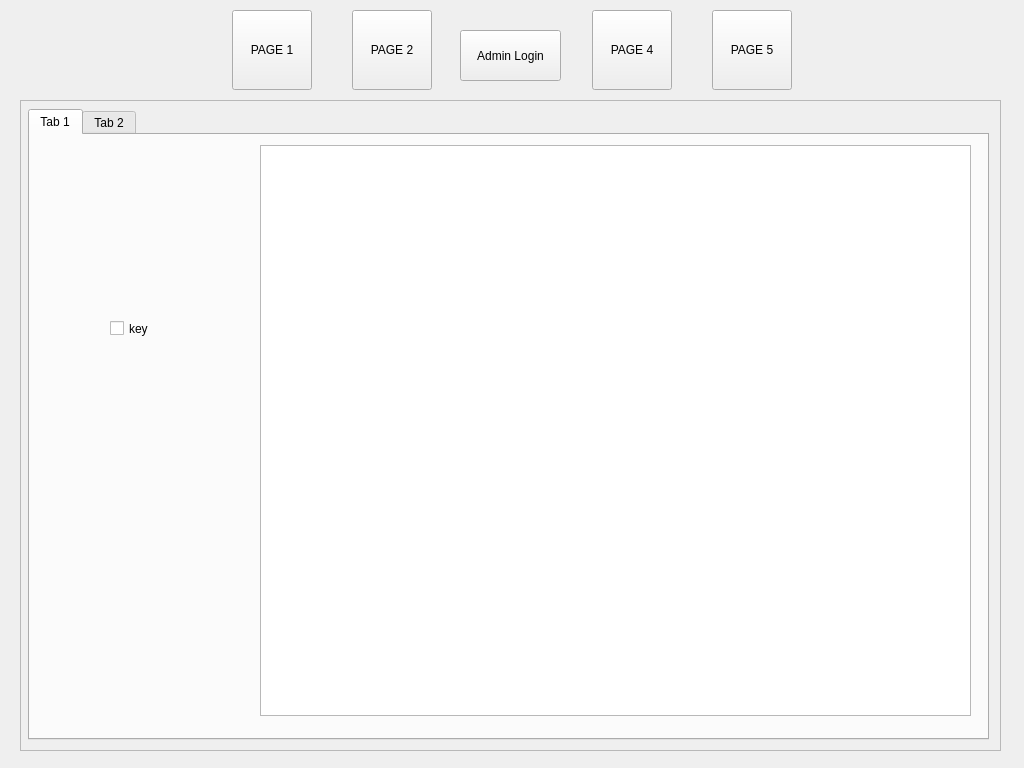
Old version of the form forms/MainWindow.ui in the repository tigerjpg/cybersecurity.
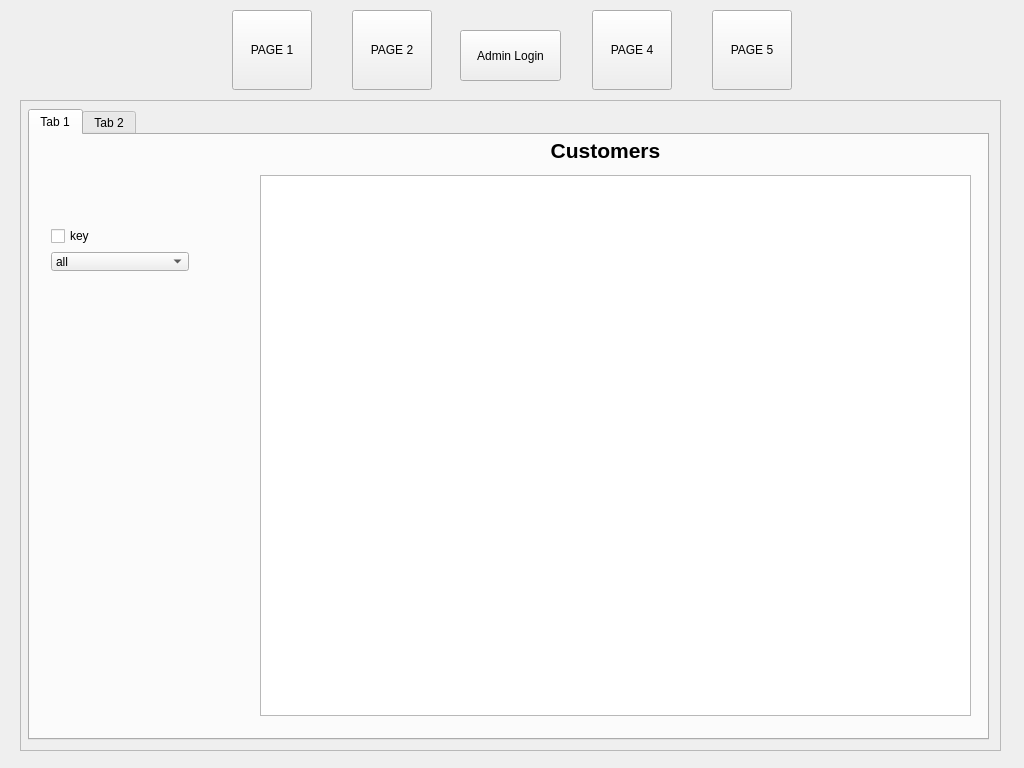
New version of the form. Custom widgets are drawn as their Qt base class.

Commit message: [#10] add checkbox for viewing key customer, dropdown box for different interest levels

The edit to the form file:
```diff
--- a/forms/MainWindow.ui
+++ b/forms/MainWindow.ui
@@ -662,9 +662,9 @@
          <property name="geometry">
           <rect>
            <x>230</x>
-           <y>10</y>
+           <y>40</y>
            <width>711</width>
-           <height>571</height>
+           <height>541</height>
           </rect>
          </property>
          <property name="sizePolicy">
@@ -685,24 +685,103 @@
          <property name="sizeAdjustPolicy">
           <enum>QAbstractScrollArea::AdjustToContents</enum>
          </property>
+         <property name="editTriggers">
+          <set>QAbstractItemView::NoEditTriggers</set>
+         </property>
+         <property name="dragDropOverwriteMode">
+          <bool>false</bool>
+         </property>
+         <property name="alternatingRowColors">
+          <bool>true</bool>
+         </property>
+         <property name="selectionMode">
+          <enum>QAbstractItemView::NoSelection</enum>
+         </property>
+         <property name="textElideMode">
+          <enum>Qt::ElideNone</enum>
+         </property>
+         <property name="showGrid">
+          <bool>true</bool>
+         </property>
          <property name="sortingEnabled">
           <bool>true</bool>
          </property>
          <property name="wordWrap">
           <bool>true</bool>
          </property>
+         <property name="cornerButtonEnabled">
+          <bool>false</bool>
+         </property>
+         <attribute name="horizontalHeaderVisible">
+          <bool>true</bool>
+         </attribute>
+         <attribute name="horizontalHeaderCascadingSectionResizes">
+          <bool>false</bool>
+         </attribute>
+         <attribute name="horizontalHeaderStretchLastSection">
+          <bool>true</bool>
+         </attribute>
+         <attribute name="verticalHeaderVisible">
+          <bool>false</bool>
+         </attribute>
         </widget>
-        <widget class="QCheckBox" name="checkBox">
+        <widget class="QWidget" name="gridLayoutWidget">
          <property name="geometry">
           <rect>
-           <x>80</x>
-           <y>180</y>
-           <width>100</width>
-           <height>27</height>
+           <x>10</x>
+           <y>80</y>
+           <width>160</width>
+           <height>67</height>
+          </rect>
+         </property>
+         <layout class="QGridLayout" name="gridLayout">
+          <item row="0" column="0">
+           <widget class="QCheckBox" name="checkBox">
+            <property name="text">
+             <string>key</string>
+            </property>
+           </widget>
+          </item>
+          <item row="1" column="0">
+           <widget class="QComboBox" name="comboBox">
+            <item>
+             <property name="text">
+              <string>all</string>
+             </property>
+            </item>
+            <item>
+             <property name="text">
+              <string>low</string>
+             </property>
+            </item>
+            <item>
+             <property name="text">
+              <string>medium</string>
+             </property>
+            </item>
+            <item>
+             <property name="text">
+              <string>high</string>
+             </property>
+            </item>
+           </widget>
+          </item>
+         </layout>
+        </widget>
+        <widget class="QLabel" name="label">
+         <property name="geometry">
+          <rect>
+           <x>480</x>
+           <y>0</y>
+           <width>191</width>
+           <height>31</height>
           </rect>
          </property>
          <property name="text">
-          <string>key</string>
+          <string>&lt;html&gt;&lt;head/&gt;&lt;body&gt;&lt;p&gt;&lt;span style=&quot; font-size:16pt; font-weight:600;&quot;&gt;Customers&lt;/span&gt;&lt;/p&gt;&lt;/body&gt;&lt;/html&gt;</string>
+         </property>
+         <property name="alignment">
+          <set>Qt::AlignCenter</set>
          </property>
         </widget>
        </widget>
```
The commit also changes 3 other files.
